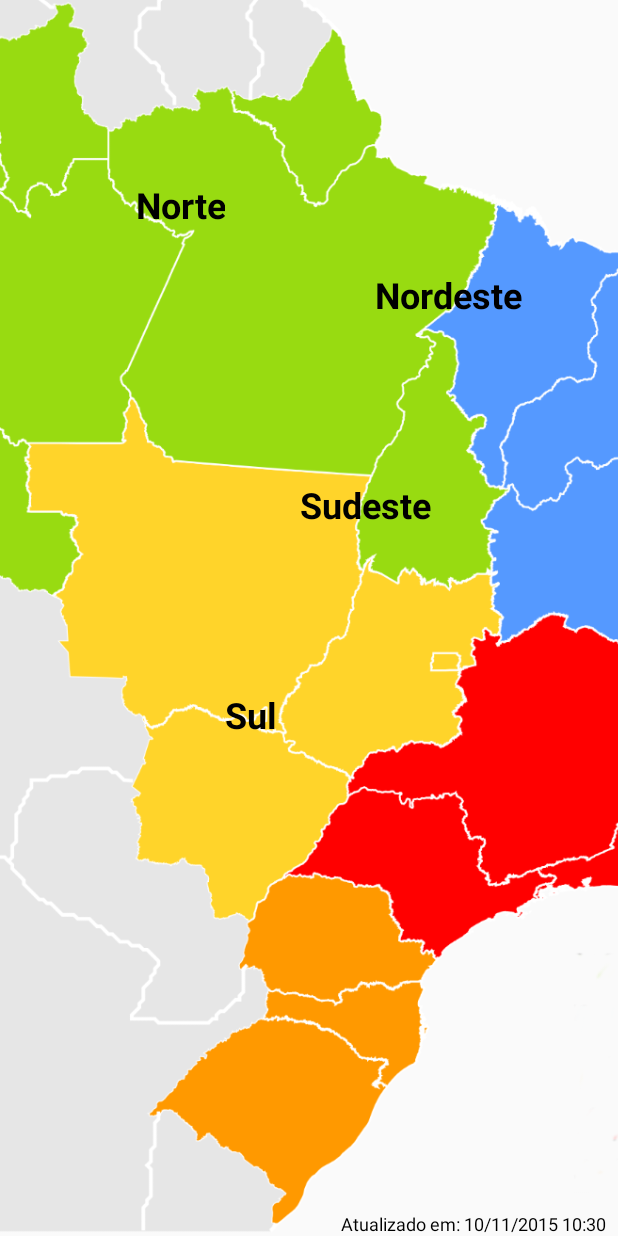
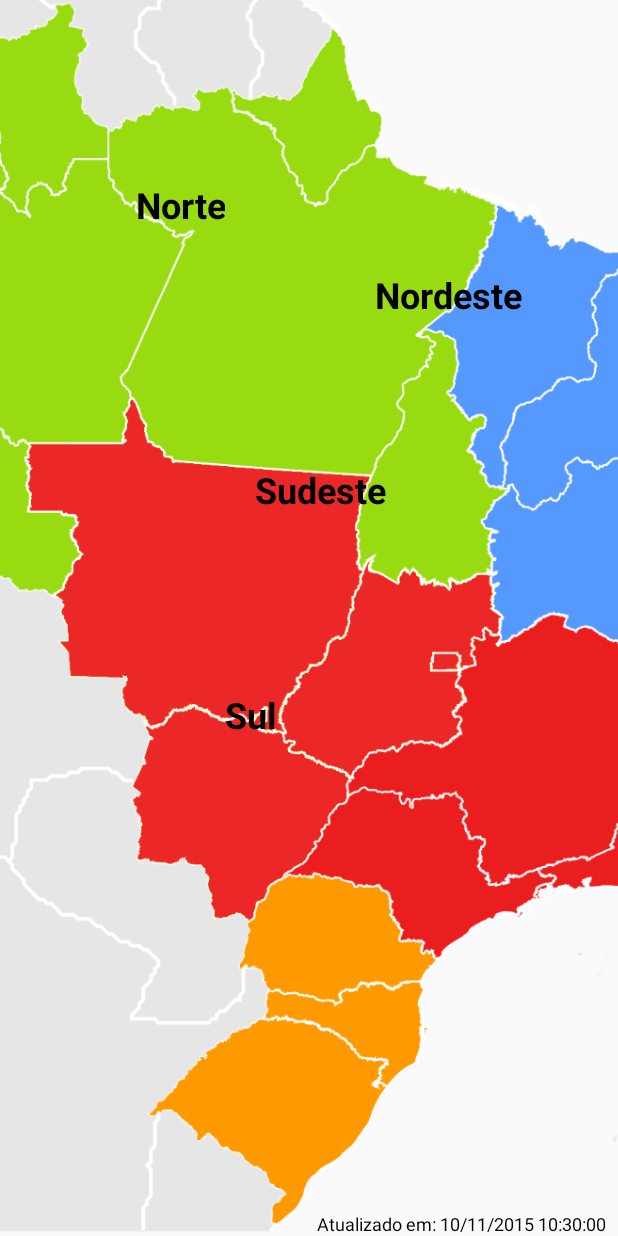
Before and after one commit to nmoya/reservatorios, an Android app: the screen it shows after launch (MainActivity), on a phone screen of 412 x 824 dp. Run offline under Robolectric (Android 15) with nearby library versions, the phone set to English and light mode, and no system bars; 6 statements that could not run were skipped.

Commit message:
Add doubleTap to refresh and UI improvments
The Southeast and central region of brazil
are now the same color since they share the same
water reserve. Added DoubleTap listener to refresh
the statistics.
Updated string now show seconds.

```diff
--- a/app/src/main/java/com/nikolasmoya/reservatorios/MainActivity.java
+++ b/app/src/main/java/com/nikolasmoya/reservatorios/MainActivity.java
@@ -3,6 +3,9 @@ package com.nikolasmoya.reservatorios;
 import android.app.Activity;
 import android.app.ProgressDialog;
 import android.os.Bundle;
+import android.support.v4.view.GestureDetectorCompat;
+import android.view.GestureDetector;
+import android.view.MotionEvent;
 import android.widget.TextView;
 
 import org.jsoup.nodes.Document;
@@ -15,9 +18,25 @@ import java.util.Calendar;
 public class MainActivity extends Activity implements HttpRequestListener
 {
 
-    private TextView _north, _northeast, _southeast, _south;
-    private TextView _lastUpdate;
+    public class MyGestureListener extends GestureDetector.SimpleOnGestureListener
+    {
+        private HttpRequestListener _listener;
+
+        public MyGestureListener(HttpRequestListener listener)
+        {
+            _listener = listener;
+        }
+
+        @Override
+        public boolean onDoubleTap(MotionEvent e)
+        {
+            refresh(_listener);
+            return super.onDoubleTap(e);
+        }
+    }
+
     private ProgressDialog _dialog;
+    private GestureDetectorCompat _gestureDetector;
 
     @Override
     protected void onCreate(Bundle savedInstanceState)
@@ -31,14 +50,35 @@ public class MainActivity extends Activity implements HttpRequestListener
         _dialog.setIndeterminate(true);
         _dialog.setCanceledOnTouchOutside(false);
 
-        new Remote(this).execute("http://www.ons.org.br/tabela_reservatorios/conteudo.asp");
+        _gestureDetector = new GestureDetectorCompat(this, new MyGestureListener(this));
+    }
+
+    @Override
+    public boolean onTouchEvent(MotionEvent event)
+    {
+        this._gestureDetector.onTouchEvent(event);
+        return super.onTouchEvent(event);
+    }
+
+    public void refresh(HttpRequestListener listener)
+    {
+        new Remote(listener).execute("http://www.ons.org.br/tabela_reservatorios/conteudo.asp");
         _dialog.show();
+    }
+
+    @Override
+    protected void onResume()
+    {
+        super.onResume();
+        refresh(this);
     }
 
     @Override
     public void onHttpResponse(Document response)
     {
-//        _dialog.dismiss();
+        TextView _north, _northeast, _southeast, _south;
+        TextView _lastUpdate;
+        _dialog.dismiss();
         _north = (TextView) findViewById(R.id.text_north);
         _northeast = (TextView) findViewById(R.id.text_northeast);
         _southeast = (TextView) findViewById(R.id.text_southeast);
@@ -68,7 +108,6 @@ public class MainActivity extends Activity implements HttpRequestListener
                     break;
             }
         }
-
-        _lastUpdate.setText("Atualizado em: " + new SimpleDateFormat("dd/MM/yyyy HH:mm").format(Calendar.getInstance().getTime()));
+        _lastUpdate.setText("Atualizado em: " + new SimpleDateFormat("dd/MM/yyyy HH:mm:ss").format(Calendar.getInstance().getTime()));
     }
 }
--- /dev/null
+++ b/app/src/main/java/com/nikolasmoya/reservatorios/MyGestureListener.java
@@ -0,0 +1,5 @@
+package com.nikolasmoya.reservatorios;
+
+import android.util.Log;
+import android.view.GestureDetector;
+import android.view.MotionEvent;
--- a/app/src/main/res/layout/activity_main.xml
+++ b/app/src/main/res/layout/activity_main.xml
@@ -59,8 +59,8 @@
         android:gravity="center"
         android:id="@+id/text_southeast"
         android:layout_height="wrap_content"
-        android:layout_marginLeft="200dp"
-        android:layout_marginTop="320dp"
+        android:layout_marginLeft="170dp"
+        android:layout_marginTop="310dp"
         android:layout_width="wrap_content"
         android:text="Sudeste"
         android:textColor="@color/black"
```
Also changed, not shown: app/src/main/res/drawable-ldpi/brasil.png (deleted), app/src/main/res/drawable-mdpi/brasil.png (deleted), app/src/main/res/drawable-xhdpi/brasil.png, app/src/main/res/drawable-xxhdpi/brasil.png (deleted).
